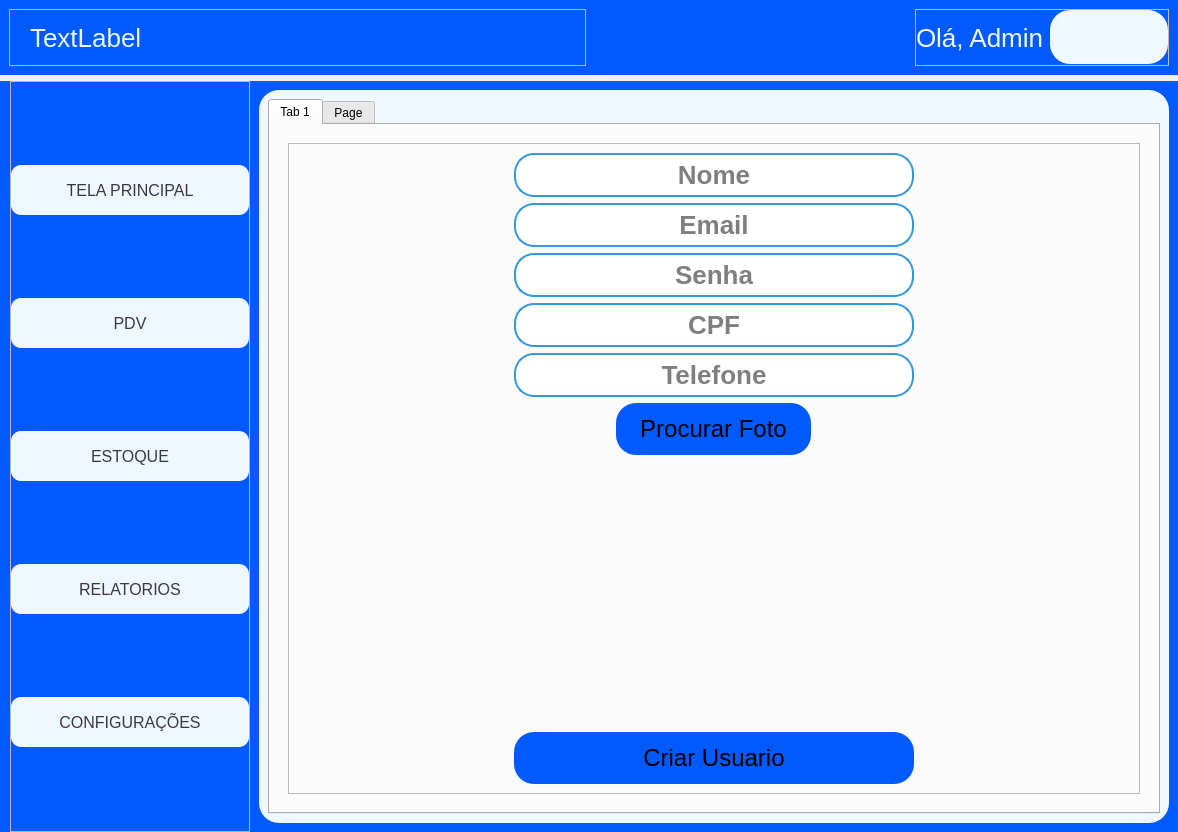
The window that ui_tela_principal.ui (CelsoLucas/Mercado) describes before a commit, drawn with Qt 5.
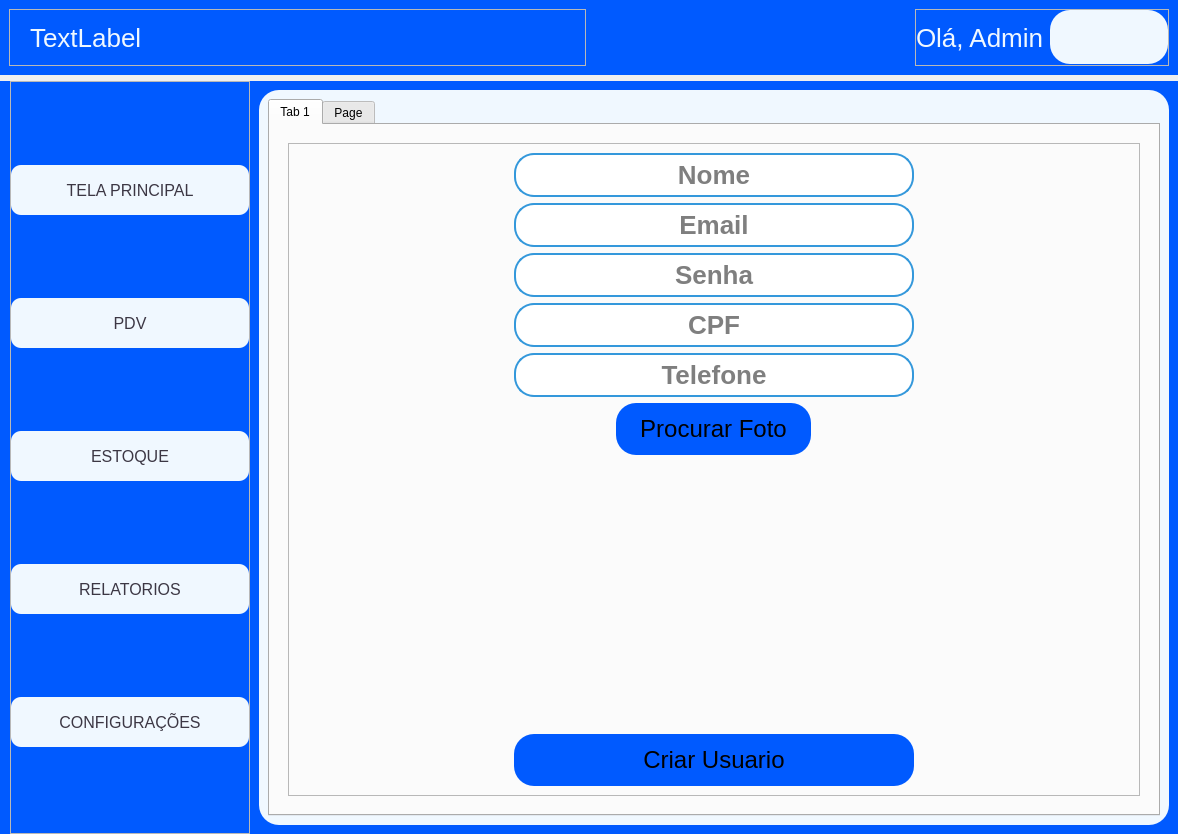
The same window after the commit. Icons and pictures are not drawn.

What changed in the file:
```diff
--- a/ui_tela_principal.ui
+++ b/ui_tela_principal.ui
@@ -7,7 +7,7 @@
     <x>0</x>
     <y>0</y>
     <width>1178</width>
-    <height>819</height>
+    <height>834</height>
    </rect>
   </property>
   <property name="sizePolicy">
```
Left out of the diff: 24 changed lines with no effect on the pictures.
